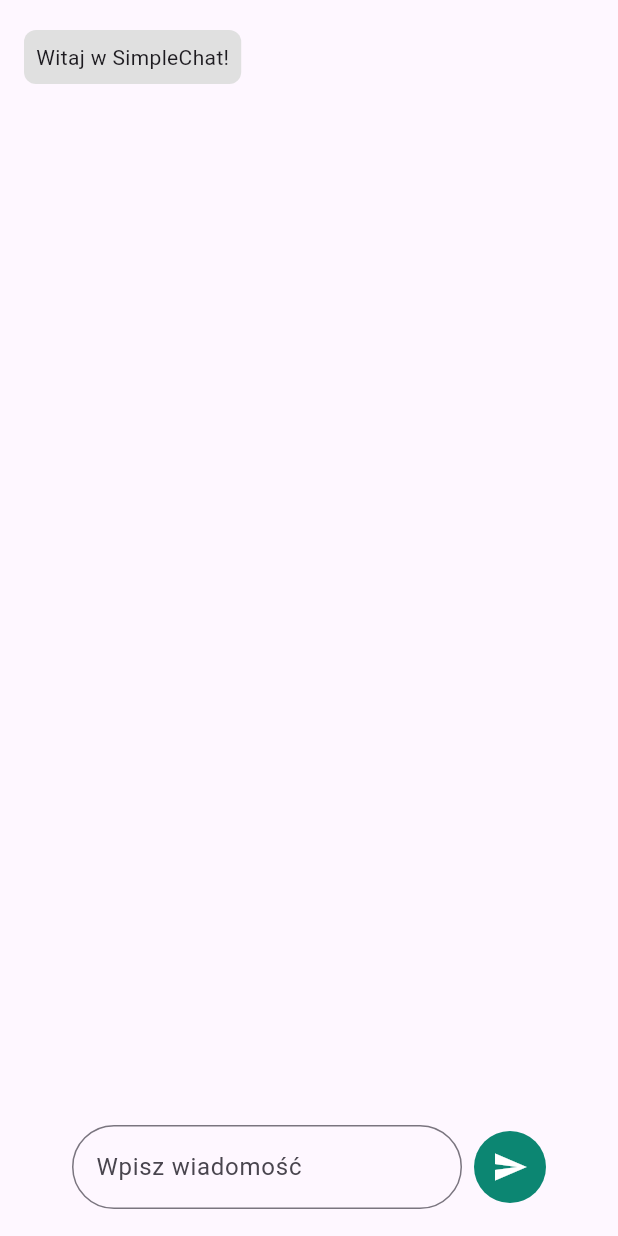
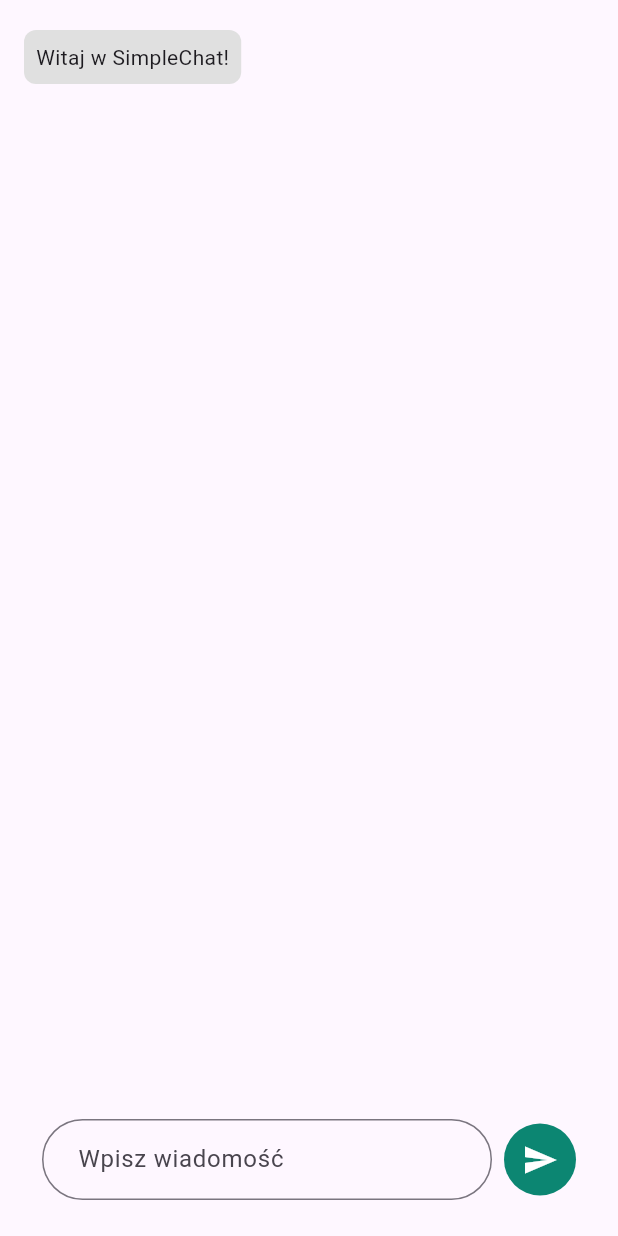
Before and after one commit to KaroleQ13Pl/simplechat, a Flutter app: the screen it shows after launch, after a tap on the "send" icon, on a phone screen of 412 x 824 dp. Run offline on Flutter 3.47's test engine with Material 3 defaults, Android fonts, the phone set to English and light mode, and no system bars; missing offline and left inert: dart:ffi.

Commit message:
Refactor chat input handling by creating a separate ChatInputField widget

```diff
--- a/lib/main.dart
+++ b/lib/main.dart
@@ -1,5 +1,6 @@
 import 'package:flutter/material.dart';
 import 'package:simplechat/models/message.dart';
+import 'package:simplechat/widgets/chat_input_field.dart';
 
 void main() {
   runApp(const MyApp());
@@ -58,7 +59,6 @@ class _MyHomePageState extends State<MyHomePage> {
       if (_scrollController.hasClients) {
         _scrollController.jumpTo(_scrollController.position.maxScrollExtent);
       }
-      ;
     });
   }
 
@@ -103,45 +103,9 @@ class _MyHomePageState extends State<MyHomePage> {
                 },
               ),
             ),
-            Container(
-              padding: EdgeInsets.symmetric(horizontal: 32),
-              color: Color.fromARGB(1, 255, 255, 255),
-              height: 60,
-
-              child: Row(
-                children: [
-                  Expanded(
-                    child: TextField(
-                      controller: _textController,
-                      decoration: InputDecoration(
-                        border: OutlineInputBorder(
-                          borderRadius: BorderRadius.circular(64.0),
-                          borderSide: BorderSide(
-                            color: Color.fromARGB(255, 12, 134, 114),
-                            width: 2.0,
-                            strokeAlign: BorderSide.strokeAlignInside,
-                          ),
-                        ),
-                        hintText: "Wpisz wiadomość",
-                      ),
-                    ),
-                  ),
-                  Container(
-                    margin: const EdgeInsets.only(left: 8.0),
-                    decoration: BoxDecoration(
-                      color: Color.fromARGB(255, 12, 134, 114),
-                      borderRadius: BorderRadius.circular(64.0),
-                    ),
-                    child: IconButton(
-                      icon: const Icon(Icons.send),
-                      color: Colors.white,
-                      onPressed: () {
-                        _handleSendMessage();
-                      },
-                    ),
-                  ),
-                ],
-              ),
+            ChatInputField(
+              textController: _textController,
+              onSend: _handleSendMessage,
             ),
           ],
         ),
--- /dev/null
+++ b/lib/widgets/chat_input_field.dart
@@ -0,0 +1,70 @@
+import 'dart:ffi';
+
+import 'package:flutter/material.dart';
+
+class ChatInputField extends StatelessWidget {
+  final TextEditingController
+  textController; // Controller for the text input field
+  final VoidCallback onSend; // Callback function to handle sending messages
+
+  const ChatInputField({
+    super.key,
+    required this.textController,
+    required this.onSend,
+  });
+
+  @override
+  Widget build(BuildContext context) {
+    return Container(
+      padding: EdgeInsets.symmetric(horizontal: 12, vertical: 8),
+      decoration: BoxDecoration(),
+
+      child: Row(
+        children: [
+          Expanded(
+            child: TextField(
+              controller: textController,
+              decoration: InputDecoration(
+                border: OutlineInputBorder(
+                  borderRadius: BorderRadius.circular(64.0),
+                  borderSide: BorderSide(
+                    color: Color.fromARGB(255, 12, 134, 114),
+                    width: 5.0,
+                    strokeAlign: BorderSide.strokeAlignInside,
+                  ),
+                ),
+                focusedBorder: OutlineInputBorder(
+                  borderRadius: BorderRadius.circular(64.0),
+                  borderSide: BorderSide(
+                    color: Color.fromARGB(255, 12, 134, 114),
+                    width: 2.0,
+                    strokeAlign: BorderSide.strokeAlignInside,
+                  ),
+                ),
+                hintText: "Wpisz wiadomość",
+                contentPadding: const EdgeInsets.symmetric(
+                  horizontal: 20.0,
+                  vertical: 15.0,
+                ),
+              ),
+            ),
+          ),
+          Container(
+            margin: const EdgeInsets.only(left: 8.0),
+            decoration: BoxDecoration(
+              color: Color.fromARGB(255, 12, 134, 114),
+              borderRadius: BorderRadius.circular(64.0),
+            ),
+            child: IconButton(
+              icon: const Icon(Icons.send),
+              color: Colors.white,
+              onPressed: () {
+                onSend();
+              },
+            ),
+          ),
+        ],
+      ),
+    );
+  }
+}
```
